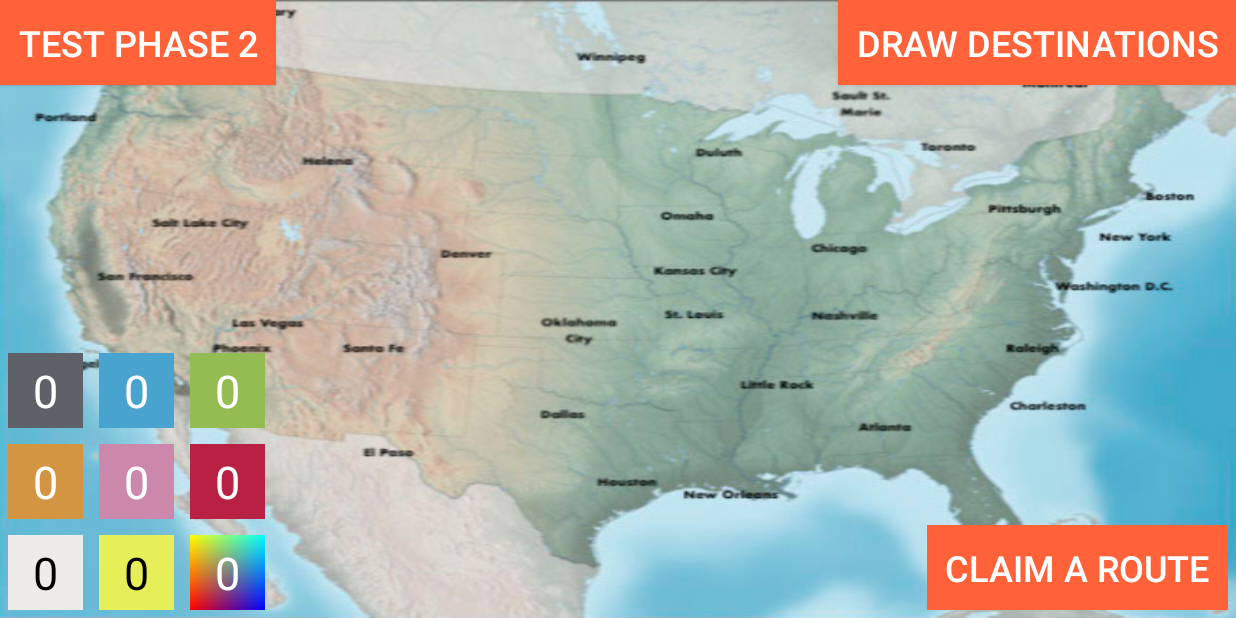
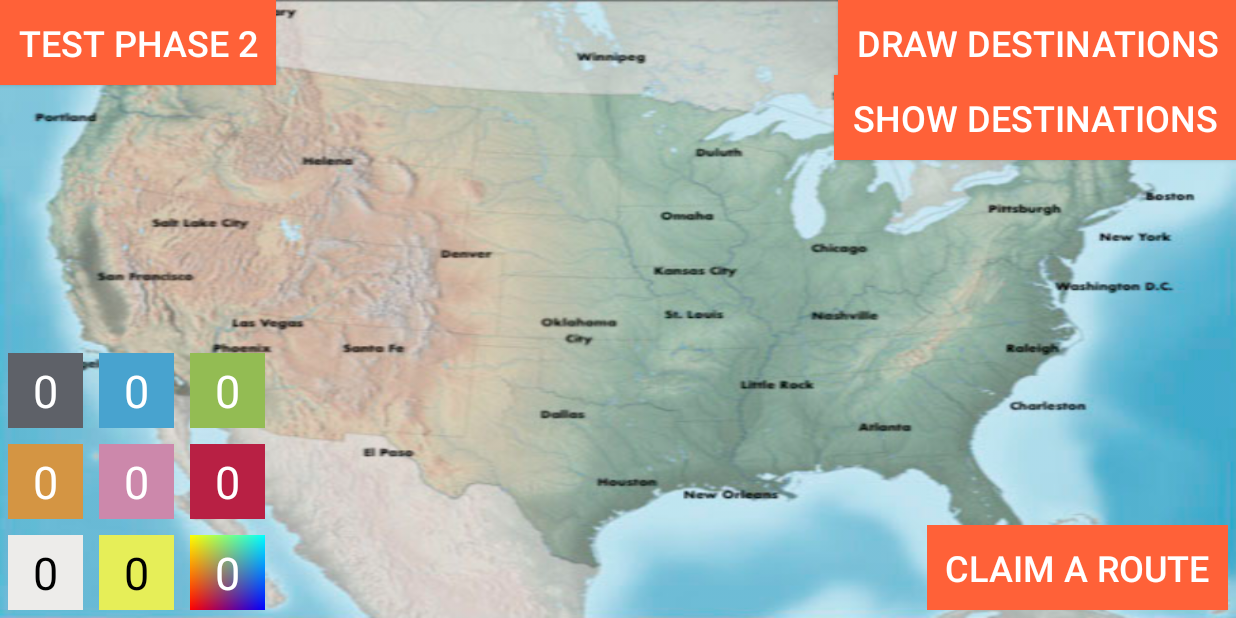
Before and after one commit to dmurphy4/TTRClient, an Android app: the GameActivity screen opened directly, with no data from a screen before it, on a phone screen of 824 x 412 dp (held sideways). Run offline under Robolectric (Android 15) with nearby library versions, the light colour scheme and no system bars; libraries missing offline, so code that uses them is left out: org.jetbrains.anko; 9 statements that could not run were skipped.

Commit message:
Start implementation of button to show owned destination tickets

```diff
--- a/app/src/main/java/com/d/tickettoride/presenters/GamePresenter.kt
+++ b/app/src/main/java/com/d/tickettoride/presenters/GamePresenter.kt
@@ -58,6 +58,10 @@ class GamePresenter(private val gameActivity: IGameView,
         boardService.drawDestinationCards()
     }
 
+    override fun showDestinationCards() {
+        boardService.showDestinationCards()
+    }
+
     override fun chooseDestinationCards(destinationIDs: ArrayList<Int>) {
         boardService.chooseDestinationCards(destinationIDs)
     }
--- a/app/src/main/java/com/d/tickettoride/presenters/ipresenters/IGamePresenter.kt
+++ b/app/src/main/java/com/d/tickettoride/presenters/ipresenters/IGamePresenter.kt
@@ -8,6 +8,7 @@ interface IGamePresenter {
     fun setBoard(boardString: String)
     fun getCityFromGame(id:Int) : City
     fun drawDestinationCards()
+    fun showDestinationCards()
     fun testPhase2()
     fun chooseDestinationCards(destinationIDs: ArrayList<Int>)
 }
--- a/app/src/main/java/com/d/tickettoride/views/GameActivity.kt
+++ b/app/src/main/java/com/d/tickettoride/views/GameActivity.kt
@@ -63,6 +63,10 @@ class GameActivity : AppCompatActivity(), IGameView {
 
         button_draw_destinations.setOnClickListener {
             gamePresenter.drawDestinationCards()
+        }
+
+        button_show_destinations.setOnClickListener {
+            gamePresenter.showDestinationCards()
         }
 
         button_phase_2.setOnClickListener {
--- a/app/src/main/res/layout/activity_game.xml
+++ b/app/src/main/res/layout/activity_game.xml
@@ -38,6 +38,18 @@
                 android:padding="12dp"
                 android:layout_marginBottom="5dp"
                 android:text="@string/text_button_choose_destinations"/>
+        <Button
+            android:id="@+id/button_show_destinations"
+            android:layout_width="wrap_content"
+            android:layout_height="wrap_content"
+            android:layout_gravity="end"
+            android:layout_marginTop="50dp"
+            android:background="@color/colorAccent"
+            android:textColor="@color/white"
+            android:textSize="24sp"
+            android:padding="12dp"
+            android:layout_marginBottom="5dp"
+            android:text="@string/text_button_show_destinations"/>
 
         <Button
                 android:id="@+id/button_phase_2"
--- a/app/src/main/res/values/strings.xml
+++ b/app/src/main/res/values/strings.xml
@@ -21,4 +21,5 @@
     <string name="title_fragment_chat">Chat</string>
     <string name="chat_hint">Type your message here</string>
     <string name="text_button_choose_destinations">Draw Destinations</string>
+    <string name="text_button_show_destinations">Show Destinations</string>
 </resources>
```
